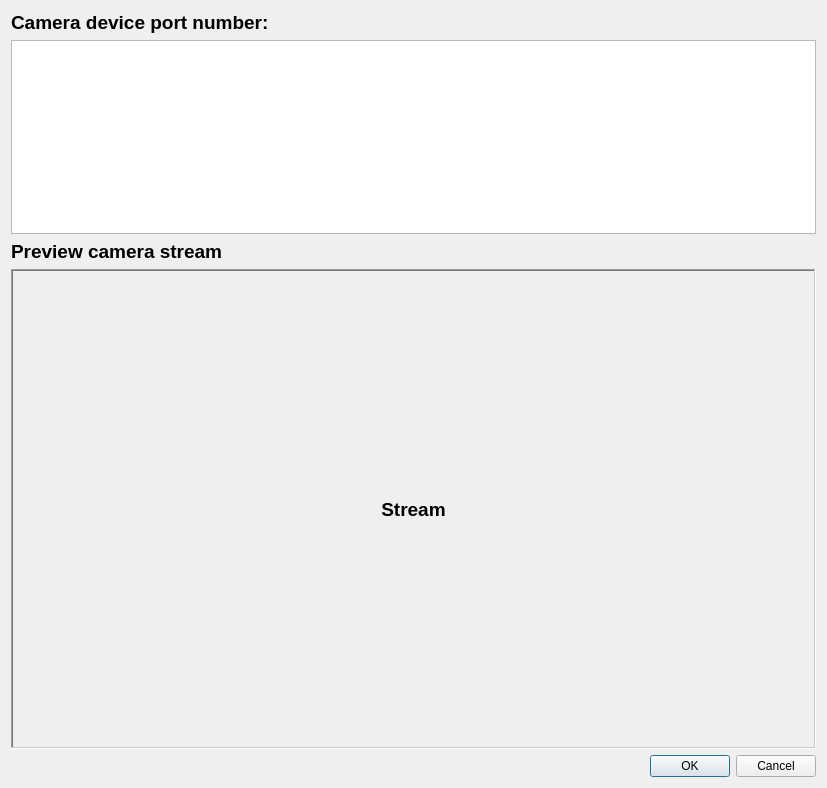
Above: qt_app/ui/dialog_camera_source.ui from NPMachineLearning/SmartTrainer before the change. Below: the same form after it.
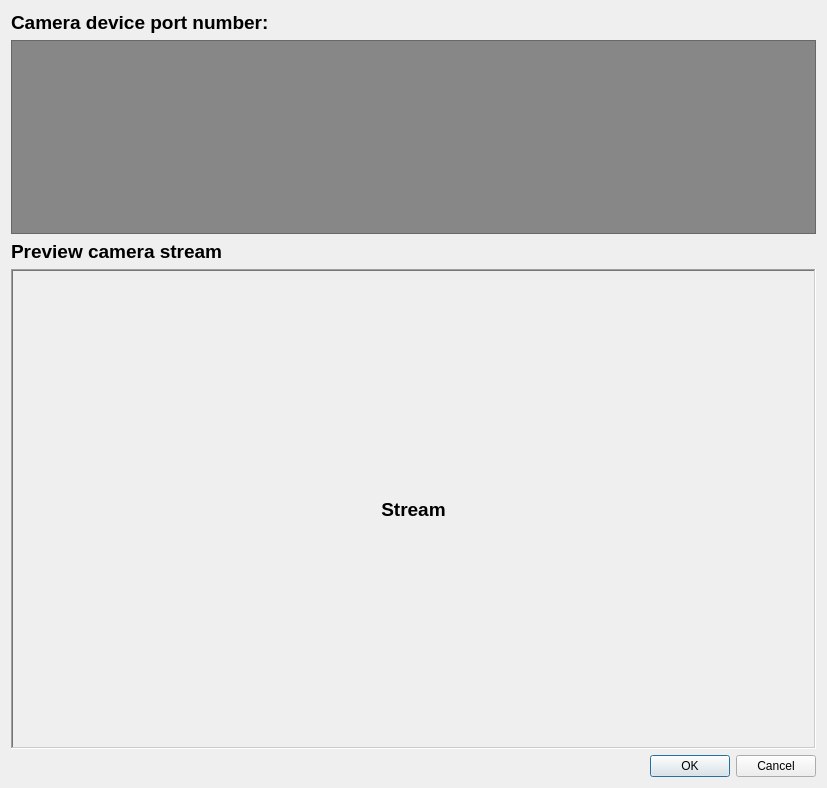
That is the form after the change.

Commit message: maximized window, change window ui style

What changed in the file:
```diff
--- a/qt_app/ui/dialog_camera_source.ui
+++ b/qt_app/ui/dialog_camera_source.ui
@@ -40,6 +40,10 @@
        <bold>true</bold>
       </font>
      </property>
+     <property name="styleSheet">
+      <string notr="true">background-color: rgb(135, 135, 135);
+color: rgb(239, 239, 239);</string>
+     </property>
     </widget>
    </item>
    <item>
```
Left out of the diff: 3 changed lines with no effect on the pictures. The commit also changes 4 other files.
